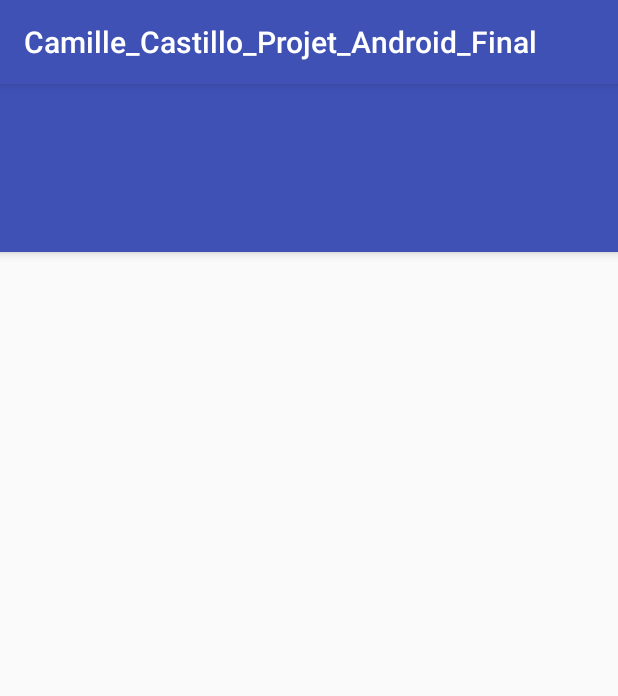
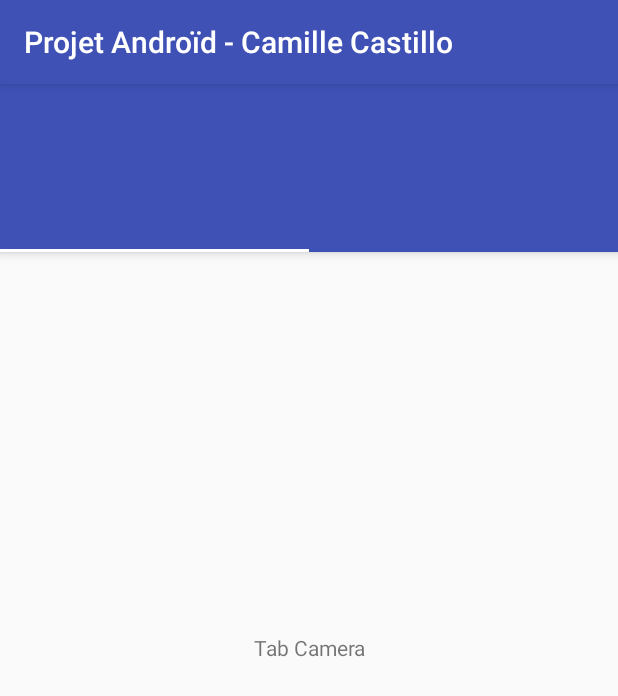
Before and after one commit to CamilleCastillo15/Android-project, an Android app: the screen it shows after launch (MainActivity), on a phone screen of 412 x 824 dp. Shown: the top 696 px of the screen. Run offline under Robolectric (Android 15) with nearby library versions, the phone set to English and light mode, and no system bars; 1 statement that could not run was skipped.

Commit message:
ajout de deux fragments + mise en place de la vue par onglets

```diff
--- a/build.gradle
+++ b/build.gradle
@@ -24,4 +24,5 @@ dependencies {
     testCompile 'junit:junit:4.12'
     compile 'com.android.support:appcompat-v7:23.1.1'
     compile 'com.android.support:design:23.1.1'
+    compile 'com.android.support:support-v4:23.1.1'
 }
--- /dev/null
+++ b/src/main/java/com/camille/camille_castillo_projet_android_final/CameraFragment.java
@@ -0,0 +1,35 @@
+package com.camille.camille_castillo_projet_android_final;
+
+import android.os.Bundle;
+import android.support.v4.app.Fragment;
+import android.view.LayoutInflater;
+import android.view.View;
+import android.view.ViewGroup;
+
+/**
+ * A simple {@link Fragment} subclass.
+ */
+
+//La classe CameraFragment dérive de la classe Fragment
+public class CameraFragment extends Fragment {
+
+
+    //Le constructeur de notre classe, vide
+    public CameraFragment() {
+        // Required empty public constructor
+    }
+
+
+    //L'héritade la classe fragment permet de réecrire la méthode onCreateView
+    //Cette méthode construit une vue qui va construire l'interface graphique du fragment et la renvoyer
+    @Override
+    //inflater permet de rajouter du code au fichier XML de layout du fragment
+    //le container représente la vue parente du fragment (ici celle de MainActivity) (si non null)
+    //savedInstanceState permet de sauvegarder l'état du fragment suivant qu'on change de vue ou non (si non null)
+    public View onCreateView(LayoutInflater inflater, ViewGroup container,
+                             Bundle savedInstanceState) {
+        //Ce qui est retourné va permettre d'enrichir le layout initial du fragment
+        return inflater.inflate(R.layout.fragment_camera, container, false);
+    }
+
+}
--- a/src/main/java/com/camille/camille_castillo_projet_android_final/MainActivity.java
+++ b/src/main/java/com/camille/camille_castillo_projet_android_final/MainActivity.java
@@ -2,9 +2,15 @@ package com.camille.camille_castillo_projet_android_final;
 //Mon programme se trouve dans le package com.camille.camille_castillo_projet_android_final
 
 //Des classes qui se trouvent dans des packages différents sont importés
+import android.support.v4.view.ViewPager;
 import android.support.v7.app.AppCompatActivity;
 import android.os.Bundle;
 import android.widget.Toolbar;
+import android.support.design.widget.TabLayout;
+
+import android.support.v4.app.Fragment;
+import android.support.v4.app.FragmentManager;
+import android.support.v4.app.FragmentPagerAdapter;
 
 //C'est la classe "mère" de l'application, qui dérive de "AppCompatActivity"
 //C'est une activité, qui possède un cycle de vie
@@ -25,12 +31,58 @@ public class MainActivity extends AppCompatActivity {
         setContentView(R.layout.activity_main);
 
         //La toolbar crée dans le layout, sert à introduire plusieurs vues dans une application
-        Toolbar toolbar = (Toolbar) findViewById(R.id.toolbar);
+        android.support.v7.widget.Toolbar toolbar = (android.support.v7.widget.Toolbar) findViewById(R.id.toolbar);
         setSupportActionBar(toolbar);
+
+        //Un élément viewpager est crée, associé à l'élément viewpager du layout d'activity_main
+        //Un viewpager sert à afficher les vues associés aux fragments
+        ViewPager viewPager = (ViewPager) findViewById(R.id.pager);
+        // L'adaptateur de tabs (ou onglets) est assigné au viewpager
+        viewPager.setAdapter(new TabsPagerAdapter(getSupportFragmentManager()));
+
+        //Un tablayout est crée, associé au layout d'activity_main
+        //Un tablayout crée une interface permettant de gérer plusieurs onglets sur une vue
+        TabLayout tabLayout = (TabLayout) findViewById(R.id.tab_layout);
+
+        //La méthode installe les méthodes requises pour utiliser tablaout avec viewpager
+        tabLayout.setupWithViewPager(viewPager);
 
     }
 
-    private void setSupportActionBar(Toolbar toolbar) {
+    //La méthode permet d'adapter les pages aux onglets
+    //Elle dérive de FragmentPagerAdapter
+    public static class TabsPagerAdapter extends FragmentPagerAdapter {
+
+        // Un entier représentant le nombre de fragments existants et appeléss
+        private static final int nbr_fragments = 2;
+
+        //Le constructeur de la classe
+        public TabsPagerAdapter(FragmentManager fm) {
+            super(fm);
+        }
+
+        @Override
+        // Chaque onglet retourne un fragment
+        // La position de l'onglet détermine le fragment retourné
+        // Une instance du fragment sera donc crée, et injecté dans la vue de l'onglet sélectionné
+        public Fragment getItem(int pos) {
+            switch (pos) {
+                case 0:
+                    return new CameraFragment();
+                case 1:
+                    return new WebFragment();
+                default:
+                    return null;
+            }
+        }
+
+        //La méthode qui provient de FragmentPageAdapter retourne le nombre d'éléments
+        @Override
+        public int getCount() {
+            return nbr_fragments;
+
+        }
 
     }
+
 }
--- /dev/null
+++ b/src/main/java/com/camille/camille_castillo_projet_android_final/WebFragment.java
@@ -0,0 +1,29 @@
+package com.camille.camille_castillo_projet_android_final;
+
+
+import android.os.Bundle;
+import android.support.v4.app.Fragment;
+import android.view.LayoutInflater;
+import android.view.View;
+import android.view.ViewGroup;
+
+
+/**
+ * A simple {@link Fragment} subclass.
+ */
+public class WebFragment extends Fragment {
+
+
+    public WebFragment() {
+        // Required empty public constructor
+    }
+
+
+    @Override
+    public View onCreateView(LayoutInflater inflater, ViewGroup container,
+                             Bundle savedInstanceState) {
+        // Inflate the layout for this fragment
+        return inflater.inflate(R.layout.fragment_web, container, false);
+    }
+
+}
--- a/src/main/res/layout/activity_main.xml
+++ b/src/main/res/layout/activity_main.xml
@@ -17,6 +17,7 @@
         android:elevation="4dp"
         app:titleTextColor="@color/colorAccent" />
 
+    <!-- Le tablayout permet de gérer plusieurs onglets ou "tabs" -->
     <android.support.design.widget.TabLayout
         android:id="@+id/tab_layout"
         android:layout_width="match_parent"
@@ -27,6 +28,7 @@
         app:tabGravity="fill"
         app:tabMaxWidth="0dp" />
 
+    <!-- Le viewPager permet d'afficher les vues associées à des fragments -->
     <android.support.v4.view.ViewPager
         android:id="@+id/pager"
         android:layout_width="match_parent"
--- /dev/null
+++ b/src/main/res/layout/fragment_camera.xml
@@ -0,0 +1,13 @@
+<FrameLayout xmlns:android="http://schemas.android.com/apk/res/android"
+    xmlns:tools="http://schemas.android.com/tools"
+    android:layout_width="match_parent"
+    android:layout_height="match_parent"
+    tools:context=".CameraFragment">
+
+    <TextView
+        android:layout_width="match_parent"
+        android:layout_height="match_parent"
+        android:gravity="center"
+        android:text="@string/tab_camera" />
+
+</FrameLayout>
```
Also changed, not shown: src/main/res/layout/fragment_web.xml (added, +13 -0 lines), src/main/res/values/strings.xml (+6 -1 lines), 1 other file.
